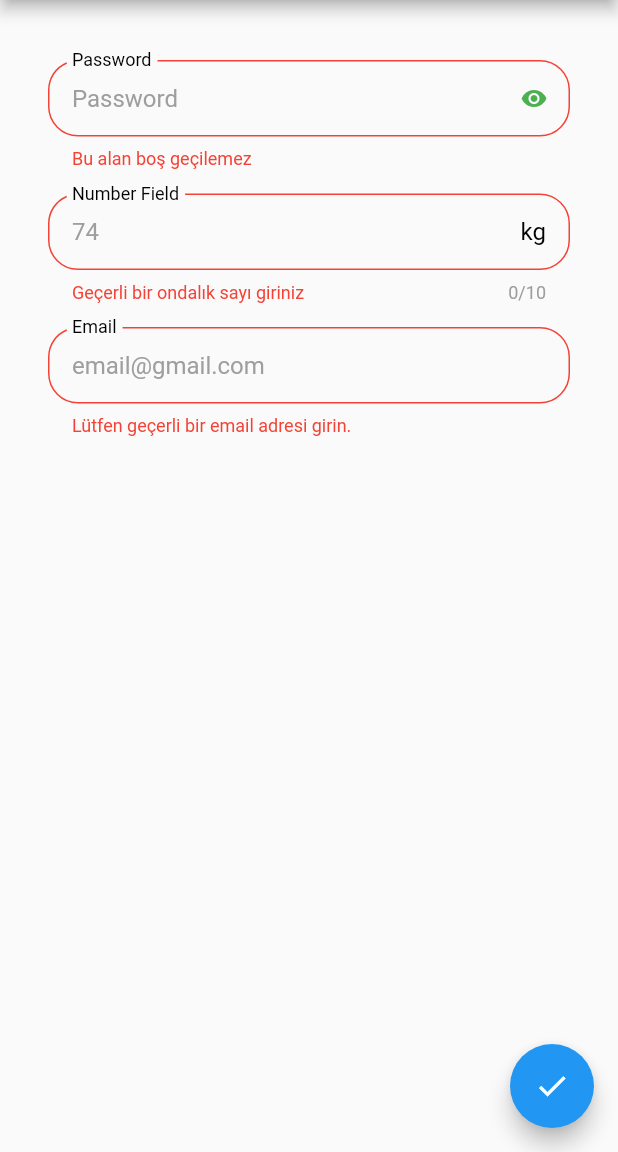
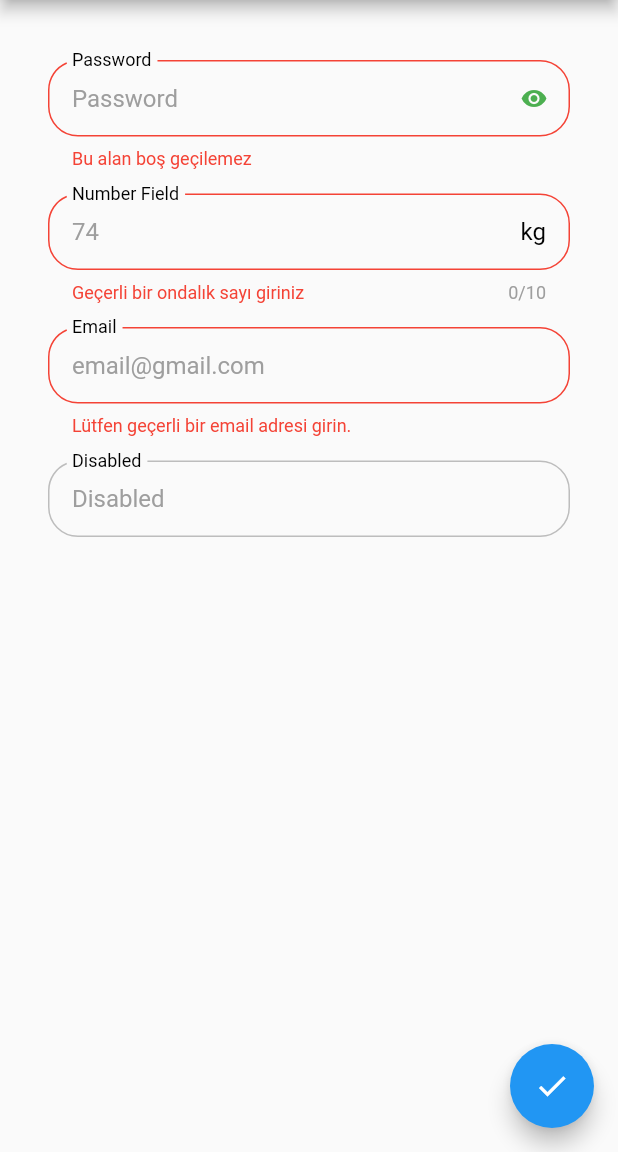
Before and after one commit to gulsenkeskin/input_decoration, a Flutter app: the screen it shows after launch, after a tap on the "check" icon, on a phone screen of 412 x 824 dp, the part 84-1236 px from its top. Run offline on Flutter 3.47's test engine with Material 2 defaults, Android fonts, the phone set to English and light mode, and no system bars.

Commit message:
Update disabled_field.dart

```diff
--- a/lib/components/disabled_field.dart
+++ b/lib/components/disabled_field.dart
@@ -4,9 +4,12 @@ class DisabledField extends StatelessWidget {
   const DisabledField({Key? key}) : super(key: key);
 
   @override
-  Widget build(BuildContext context) {
-    return Container(
-
-    );
-  }
+  Widget build(BuildContext context) => TextFormField(
+    decoration: const InputDecoration(
+      enabled: false,
+      labelText: "Disabled",
+      helperText: "",
+      hintText: "Disabled"
+    ),
+  );
 }
```
